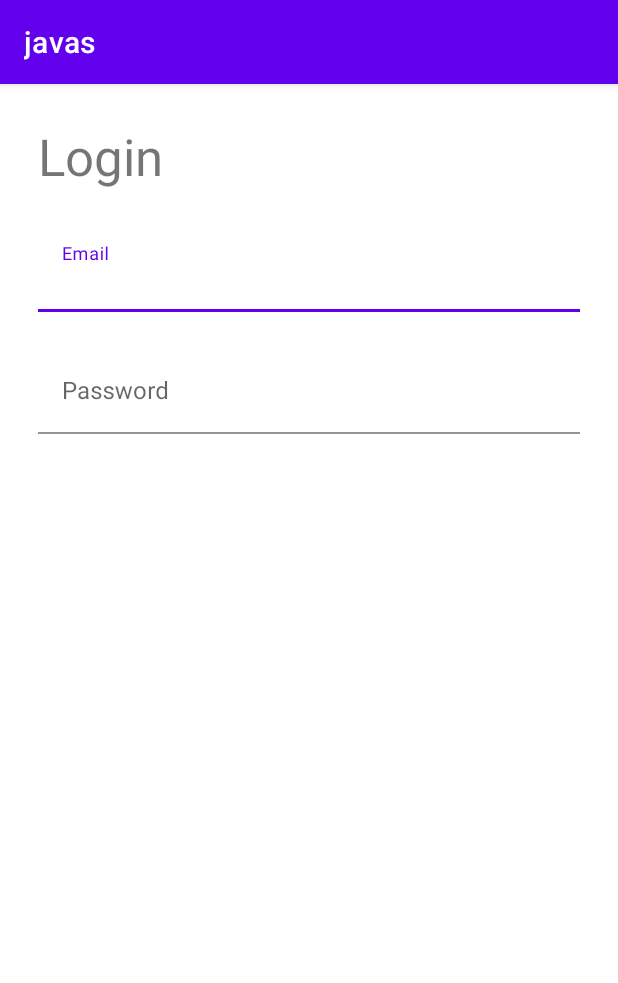
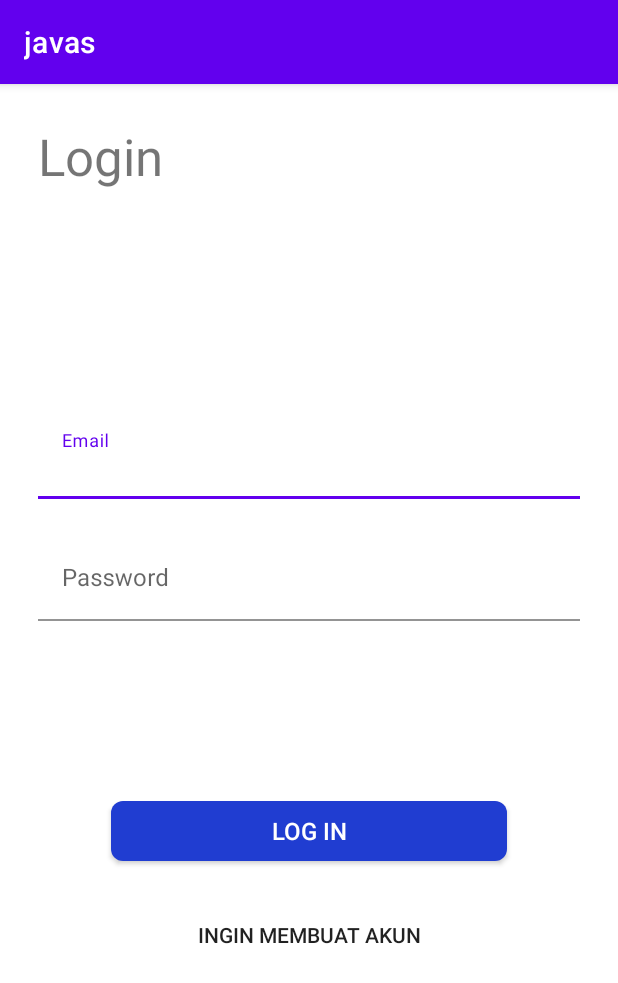
Before and after one commit to B21-CAP0375/Javas, an Android app: the fragment LoginFragment shown on its own in the app's theme, on a phone screen of 412 x 824 dp. Shown: the top 983 px of the screen. Run offline under Robolectric (Android 15) with nearby library versions, the phone set to English and light mode, and no system bars.

Commit message:
Memperbaiki halaman login

```diff
--- a/app/build.gradle
+++ b/app/build.gradle
@@ -30,6 +30,9 @@ android {
     kotlinOptions {
         jvmTarget = '1.8'
     }
+    buildFeatures {
+        viewBinding true
+    }
 }
 
 dependencies {
@@ -43,4 +46,8 @@ dependencies {
     testImplementation 'junit:junit:4.+'
     androidTestImplementation 'androidx.test.ext:junit:1.1.2'
     androidTestImplementation 'androidx.test.espresso:espresso-core:3.3.0'
+
+    //cardview
+    implementation "androidx.cardview:cardview:1.0.0"
+
 }
--- a/app/src/main/res/layout/fragment_landing_page.xml
+++ b/app/src/main/res/layout/fragment_landing_page.xml
@@ -6,7 +6,6 @@
     xmlns:app="http://schemas.android.com/apk/res-auto"
     tools:context=".ui.LandingPage.LandingPage">
 
-    <!-- TODO: Update blank fragment layout -->
 
 
     <androidx.appcompat.widget.AppCompatTextView
@@ -52,10 +51,10 @@
         app:layout_constraintEnd_toEndOf="parent" />
 
     <androidx.appcompat.widget.AppCompatButton
-        android:id="@+id/btn_signin"
+        android:id="@+id/btn_register"
         android:layout_width="264dp"
         android:layout_height="40dp"
-        android:text="@string/signin_btn_txt"
+        android:text="@string/register_btn_txt"
         android:textSize="16sp"
         android:textColor="#B9B9B9"
         android:background="@drawable/background_button_grey_primary"
--- a/app/src/main/res/layout/fragment_login.xml
+++ b/app/src/main/res/layout/fragment_login.xml
@@ -7,7 +7,6 @@
     tools:context=".ui.login.LoginFragment"
     android:padding="25dp">
 
-    <!-- TODO: Update blank fragment layout -->
     <TextView
         android:id="@+id/login_title"
         android:layout_width="match_parent"
@@ -22,7 +21,7 @@
         android:id="@+id/layout_email_edtxt"
         android:layout_width="match_parent"
         android:layout_height="wrap_content"
-        android:layout_marginTop="25dp"
+        android:layout_marginTop="150dp"
         app:layout_constraintTop_toBottomOf="@id/login_title"
         app:layout_constraintStart_toStartOf="parent"
         app:layout_constraintEnd_toEndOf="parent">
@@ -55,6 +54,35 @@
     </com.google.android.material.textfield.TextInputLayout>
 
 
+    <androidx.appcompat.widget.AppCompatButton
+        android:id="@+id/btn_login_login_page"
+        android:layout_width="264dp"
+        android:layout_height="40dp"
+        android:text="@string/login_btn_txt"
+        android:textSize="16sp"
+        android:textColor="@color/white"
+        android:background="@drawable/background_button_blue_primary"
+        android:layout_marginTop="120dp"
+        app:layout_constraintTop_toBottomOf="@id/layout_password_edtxt"
+        app:layout_constraintStart_toStartOf="parent"
+        app:layout_constraintEnd_toEndOf="parent" />
+
+
+    <androidx.appcompat.widget.AppCompatButton
+        android:id="@+id/btn_register_login_page"
+        android:layout_width="wrap_content"
+        android:layout_height="wrap_content"
+        android:background="@color/white"
+        android:textSize="14sp"
+        android:layout_marginTop="25dp"
+        android:text="@string/register_btn_txt_borderless"
+        style="?android:attr/borderlessButtonStyle"
+        app:layout_constraintTop_toBottomOf="@id/btn_login_login_page"
+        app:layout_constraintStart_toStartOf="parent"
+        app:layout_constraintEnd_toEndOf="parent"/>
+
+
+
 
 
 </androidx.constraintlayout.widget.ConstraintLayout>
--- a/app/src/main/res/values/strings.xml
+++ b/app/src/main/res/values/strings.xml
@@ -15,5 +15,6 @@
 
     <!--Button -->
     <string name="login_btn_txt">Log In</string>
-    <string name="signin_btn_txt">Sign In</string>
+    <string name="register_btn_txt">Daftar</string>
+    <string name="register_btn_txt_borderless">Ingin membuat akun</string>
 </resources>
```
